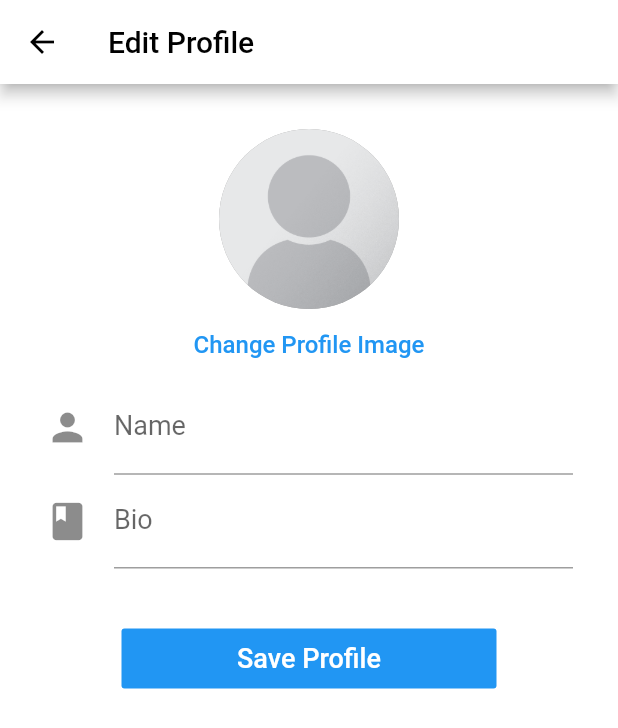
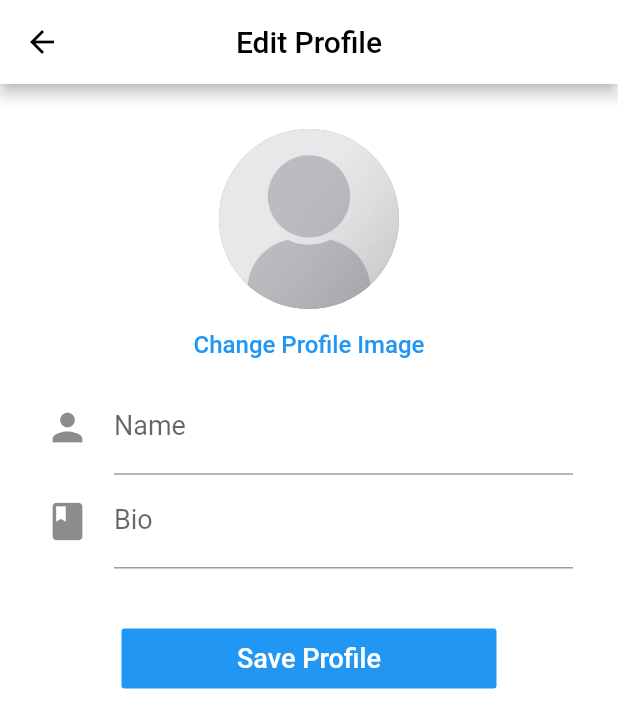
Before and after one commit to yenyichau/crystagram, a Flutter app: the screen it shows once a user with an empty profile is signed in, item 5 of the bottom bar chosen, after a tap on "Edit Profile", on a phone screen of 412 x 824 dp. Shown: the top 728 px of the screen. Run offline on Flutter 3.47's test engine with Material 2 defaults, Android fonts, the phone set to English and light mode, and no system bars; our stand-ins replace cached_network_image, cloud_firestore, firebase_auth, firebase_storage, flutter_image_compress, image_picker and 1 more; missing offline and left inert: animator; accounts and stored records are empty.

Commit message:
Fixed login and signup not returning error message.

```diff
--- a/lib/screens/activity_screen.dart
+++ b/lib/screens/activity_screen.dart
@@ -10,6 +10,7 @@ class _ActivityScreenState extends State<ActivityScreen> {
   Widget build(BuildContext context) {
     return Scaffold(
       appBar: AppBar(
+        centerTitle: true,
         backgroundColor: Colors.white,
         title: Text(
           'crystagram',
--- a/lib/screens/create_post_screen.dart
+++ b/lib/screens/create_post_screen.dart
@@ -134,6 +134,7 @@ class _CreatePostScreenState extends State<CreatePostScreen> {
     final width = MediaQuery.of(context).size.width;
     return Scaffold(
       appBar: AppBar(
+        centerTitle: true,
         backgroundColor: Colors.white,
         title: Text(
           'Create Post',
--- a/lib/screens/edit_profile_screen.dart
+++ b/lib/screens/edit_profile_screen.dart
@@ -94,6 +94,7 @@ class _EditProfileScreenState extends State<EditProfileScreen> {
     return Scaffold(
       backgroundColor: Colors.white,
       appBar: AppBar(
+        centerTitle: true,
         backgroundColor: Colors.white,
         title: Text(
           'Edit Profile',
--- a/lib/screens/feed_screen.dart
+++ b/lib/screens/feed_screen.dart
@@ -1,3 +1,4 @@
+import 'package:crystagram_yen/utilities/keep_alive_future_builder.dart';
 import 'package:flutter/material.dart';
 import 'package:crystagram_yen/models/post_model.dart';
 import 'package:crystagram_yen/models/user_model.dart';
@@ -70,7 +71,7 @@ class _FeedScreenState extends State<FeedScreen> {
             itemCount: _posts.length,
             itemBuilder: (BuildContext context, int index) {
               Post post = _posts[index];
-              return FutureBuilder(
+              return KeepAliveFutureBuilder(
                 future: DatabaseService.getUserWithId(post.authorId),
                 builder: (BuildContext context, AsyncSnapshot snapshot) {
                   if (!snapshot.hasData) {
@@ -92,6 +93,7 @@ class _FeedScreenState extends State<FeedScreen> {
   Widget build(BuildContext context) {
     return Scaffold(
       appBar: AppBar(
+        centerTitle: true,
         backgroundColor: Colors.white,
         title: Text(
           'crystagram',
--- a/lib/screens/login_screen.dart
+++ b/lib/screens/login_screen.dart
@@ -1,6 +1,8 @@
+import 'package:crystagram_yen/utilities/dialog_message.dart';
+import 'package:firebase_auth/firebase_auth.dart';
 import 'package:flutter/material.dart';
 import 'package:crystagram_yen/screens/signup_screen.dart';
-import 'package:crystagram_yen/services/auth_service.dart';
+import 'package:progress_dialog/progress_dialog.dart';
 
 class LoginScreen extends StatefulWidget {
   static final String id = 'login_screen';
@@ -12,22 +14,52 @@ class LoginScreen extends StatefulWidget {
 class _LoginScreenState extends State<LoginScreen> {
   final _formKey = GlobalKey<FormState>();
   String _email, _password;
+  bool isLoading = false;
+  ProgressDialog progressDialog;
 
-  _submit() {
+  _submit() async {
     if (_formKey.currentState.validate()) {
       _formKey.currentState.save();
+
+      setState(() {
+        isLoading = true;
+      });
+
       // Logging in the user w/ Firebase
-      AuthService.login(_email, _password);
+      try {
+        await FirebaseAuth.instance
+            .signInWithEmailAndPassword(email: _email, password: _password);
+      } catch (e) {
+        DialogMessage.showErrorMessageDialog(context, 'Error', e);
+
+        setState(() {
+          isLoading = false;
+        });
+      }
     }
   }
 
   @override
   Widget build(BuildContext context) {
     return Scaffold(
-      body: SingleChildScrollView(
+      body: GestureDetector(
+        onTap: () => FocusScope.of(context).unfocus(),
+        child: SingleChildScrollView(
           child: Container(
             height: MediaQuery.of(context).size.height,
-          child: Column(
+            child: Stack(
+              children: <Widget>[
+                isLoading
+                    ? Container(
+                        height: MediaQuery.of(context).size.height,
+                        width: MediaQuery.of(context).size.width,
+                        color: Colors.grey.withOpacity(0.5),
+                        child: Center(
+                          child: CircularProgressIndicator(),
+                        ),
+                      )
+                    : SizedBox.shrink(),
+                Column(
                   mainAxisAlignment: MainAxisAlignment.center,
                   crossAxisAlignment: CrossAxisAlignment.center,
                   children: <Widget>[
@@ -62,7 +94,8 @@ class _LoginScreenState extends State<LoginScreen> {
                               vertical: 10.0,
                             ),
                             child: TextFormField(
-                        decoration: InputDecoration(labelText: 'Password'),
+                              decoration:
+                                  InputDecoration(labelText: 'Password'),
                               validator: (input) => input.length < 6
                                   ? 'Must be at least 6 characters'
                                   : null,
@@ -108,6 +141,9 @@ class _LoginScreenState extends State<LoginScreen> {
                     ),
                   ],
                 ),
+              ],
+            ),
+          ),
         ),
       ),
     );
--- a/pubspec.yaml
+++ b/pubspec.yaml
@@ -37,6 +37,7 @@ dependencies:
   provider: ^3.2.0
   # image_cropper: ^1.1.0
   animator: ^1.0.0+3
+  progress_dialog: ^1.2.0
 
 dev_dependencies:
   flutter_test:
```
Also changed, not shown: lib/screens/profile_screen.dart (+47 -4 lines), lib/screens/signup_screen.dart (+58 -6 lines), lib/services/auth_service.dart (deleted, +0 -44 lines), lib/utilities/dialog_message.dart (added, +74 -0 lines), lib/utilities/keep_alive_future_builder.dart (added, +28 -0 lines), pubspec.lock. Lines whose indentation alone changed are shown as unchanged.
